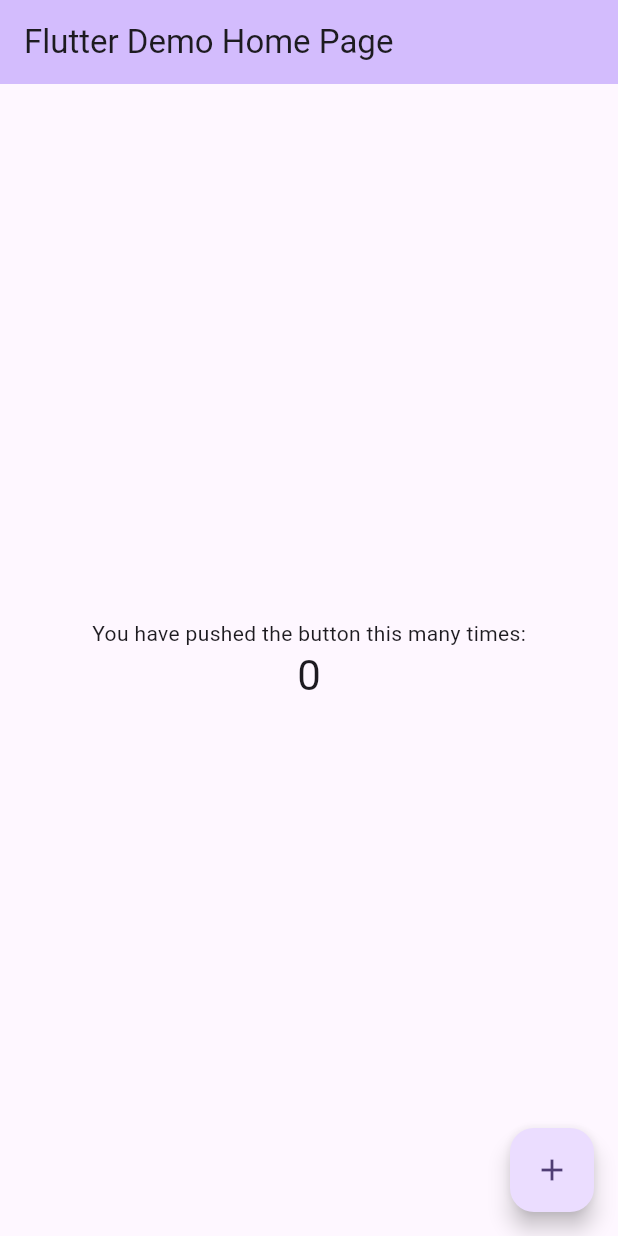
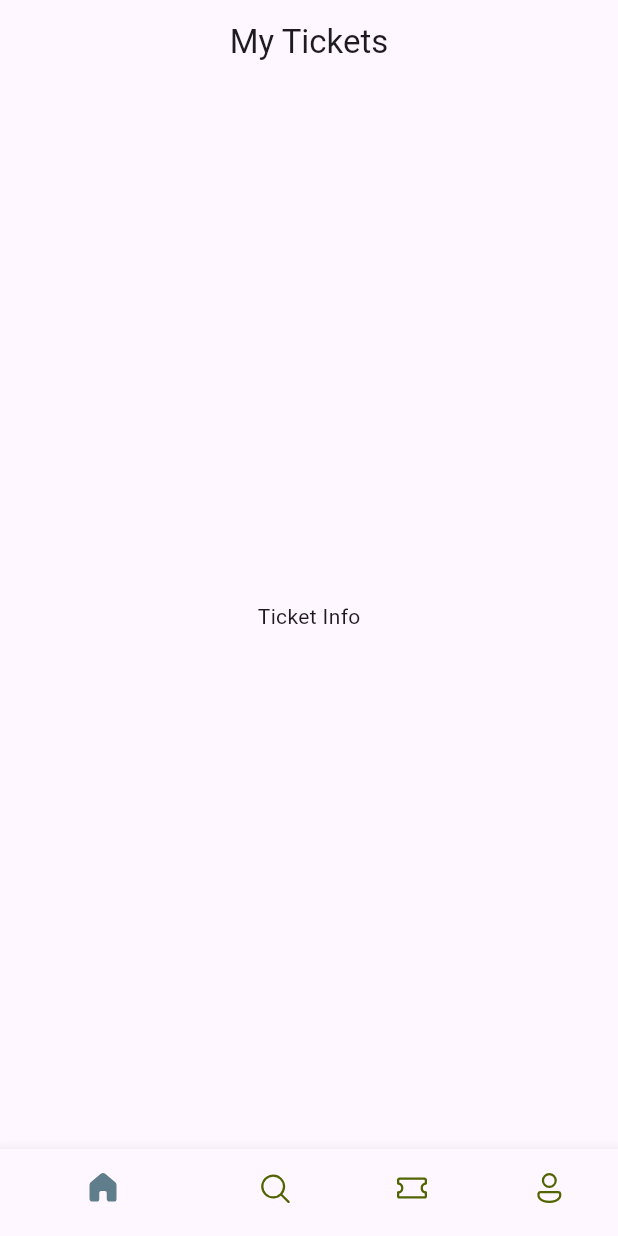
Before and after one commit to Jrobitaille360/ticket_app, a Flutter app: the screen it shows after launch, on a phone screen of 412 x 824 dp. Run offline on Flutter 3.47's test engine with Material 3 defaults, Android fonts, the phone set to English and light mode, and no system bars; our stand-ins replace fluentui_icons.

Commit message:
comment add

```diff
--- /dev/null
+++ b/lib/base/bottom_nav_bar.dart
@@ -0,0 +1,54 @@
+import 'package:fluentui_icons/fluentui_icons.dart';
+import 'package:flutter/cupertino.dart';
+import 'package:flutter/material.dart';
+
+class BottomNavBar extends StatefulWidget {
+  const BottomNavBar({super.key});
+
+  @override
+  State<BottomNavBar> createState() => _BottomNavBarState();
+}
+
+class _BottomNavBarState extends State<BottomNavBar> {
+  @override
+  Widget build(BuildContext context) {
+    return Scaffold(
+        appBar: AppBar(
+          title: Center(child: const Text("My Tickets",)),
+        ),
+        body: const Center(
+            child: Text(
+              ("Ticket Info"),
+            )
+        ),
+      bottomNavigationBar : BottomNavigationBar(
+        selectedItemColor: Colors.blueGrey,
+        unselectedItemColor: const Color(0xFF526400),
+        showSelectedLabels: false,
+        items: [
+          BottomNavigationBarItem(
+            label:"Home",
+            icon: Icon(FluentSystemIcons.ic_fluent_home_add_regular),
+            activeIcon: Icon(FluentSystemIcons.ic_fluent_home_filled),
+          ),
+          BottomNavigationBarItem(
+            label:"Search",
+            icon: Icon(FluentSystemIcons.ic_fluent_search_regular),
+            activeIcon: Icon(FluentSystemIcons.ic_fluent_search_filled),
+          ),
+          BottomNavigationBarItem(
+            label:"Tickets",
+            icon: Icon(FluentSystemIcons.ic_fluent_ticket_regular),
+            activeIcon: Icon(FluentSystemIcons.ic_fluent_ticket_filled),
+          ),
+          BottomNavigationBarItem(
+            label:"Profile",
+            icon: Icon(FluentSystemIcons.ic_fluent_person_regular),
+            activeIcon: Icon(FluentSystemIcons.ic_fluent_person_filled),
+          ),
+
+        ]),
+    );
+
+  }
+}
--- a/pubspec.yaml
+++ b/pubspec.yaml
@@ -34,6 +34,7 @@ dependencies:
   # The following adds the Cupertino Icons font to your application.
   # Use with the CupertinoIcons class for iOS style icons.
   cupertino_icons: ^1.0.8
+  fluentui_icons: ^1.0.0
 
 dev_dependencies:
   flutter_test:
```
Also changed, not shown: lib/main.dart (+32 -5 lines), pubspec.lock.
